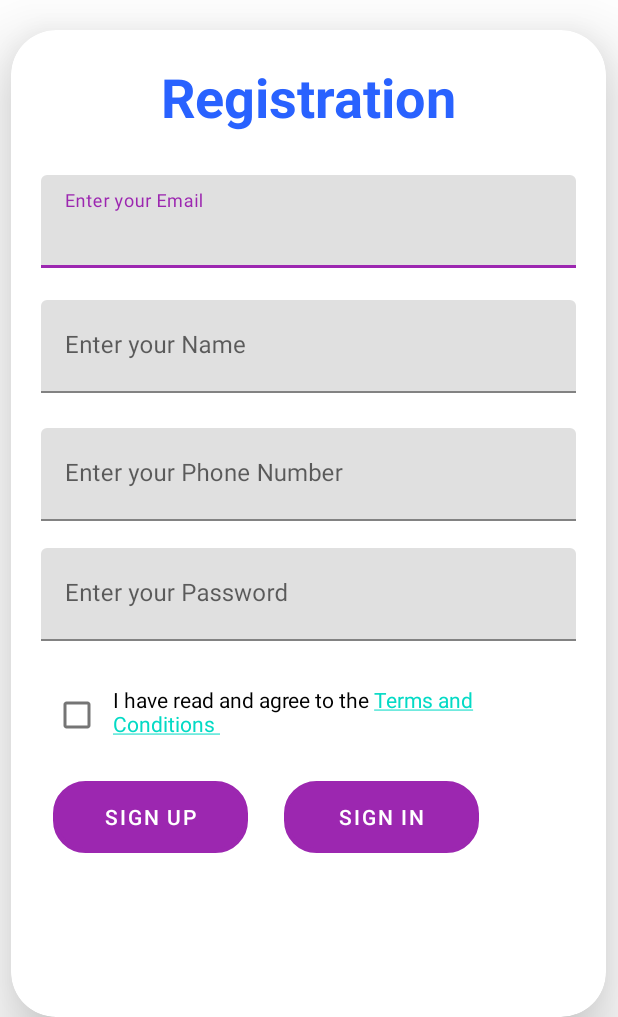
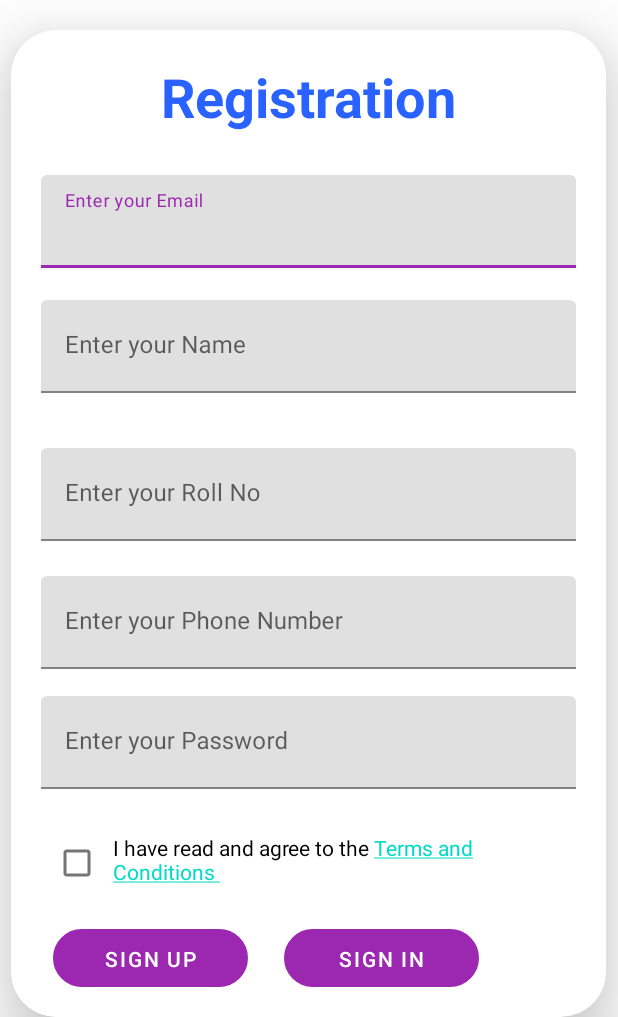
Before and after one commit to DataChef07/Mobile-Computing-Project, an Android app: the RegisterActivity screen opened directly, with no data from a screen before it, after a tap on "SIGN UP", on a phone screen of 412 x 824 dp, the part 219-1236 px from its top. Run offline under Robolectric (Android 15) with nearby library versions, the phone set to English and light mode, and no system bars; our stand-ins replace Firebase (no records; nobody signed in at launch, a user with empty details on screens opened directly); Roboto replaces fonts that are not available here; 1 statement that could not run was skipped.

Commit message:
roll No added to user profile

```diff
--- a/app/src/main/java/com/example/startupconnect/RegisterActivity.java
+++ b/app/src/main/java/com/example/startupconnect/RegisterActivity.java
@@ -32,7 +32,7 @@ import java.util.Objects;
 public class RegisterActivity extends AppCompatActivity {
 
     private Button submit;
-    private EditText email, password, name, phno;
+    private EditText email, password, name, phno, roll;
     private TextView exists, termsAndConditions;
     private RadioGroup confirm;
     private FirebaseAuth auth;
@@ -55,6 +55,7 @@ public class RegisterActivity extends AppCompatActivity {
         password = findViewById(R.id.pass);
         name = findViewById(R.id.name);
         phno = findViewById(R.id.phno);
+        roll = findViewById(R.id.roll);
 
         final CheckBox checkBox = findViewById(R.id.checkbox);
         checkBox.setText("");
@@ -94,6 +95,7 @@ public class RegisterActivity extends AppCompatActivity {
                 final String Password = password.getText().toString();
                 final String Name = name.getText().toString();
                 final String Phno = phno.getText().toString();
+                final String rollNo = roll.getText().toString();
                 boolean Checkbox = checkBox.isChecked();
                 boolean intrested = false;
                 boolean matched = false;
@@ -104,7 +106,7 @@ public class RegisterActivity extends AppCompatActivity {
                 String timer ="";
 
 
-                if(dataCheck(Email, Password, Name, Phno, Checkbox)){
+                if(dataCheck(Email, Password, Name, Phno, Checkbox, rollNo)){
                     auth.createUserWithEmailAndPassword(Email, Password).addOnCompleteListener(RegisterActivity.this, new OnCompleteListener<AuthResult>() {
                         @Override
                         public void onComplete(@NonNull Task<AuthResult> task) {
@@ -131,6 +133,7 @@ public class RegisterActivity extends AppCompatActivity {
                                             userDetails.put("equipment", equipment);
                                             userDetails.put("sport", sport);
                                             userDetails.put("timer", timer);
+                                            userDetails.put("roll", rollNo);
 
                                             curruser.updateChildren(userDetails);
                                             email.setText("");
@@ -155,9 +158,9 @@ public class RegisterActivity extends AppCompatActivity {
 
     }
 
-    private boolean dataCheck(String email, String password, String name, String phno, boolean checkbox) {
+    private boolean dataCheck(String email, String password, String name, String phno, boolean checkbox, String roll) {
 
-        if (email.equals("") || name.equals("") || password.equals("") || phno.equals("")) {
+        if (email.equals("") || name.equals("") || password.equals("") || phno.equals("") || roll.equals("")) {
             Toast.makeText(this, "Please enter all the details", Toast.LENGTH_SHORT).show();
             return false;
         }
--- a/app/src/main/java/com/example/startupconnect/UserProfileActivity.java
+++ b/app/src/main/java/com/example/startupconnect/UserProfileActivity.java
@@ -16,12 +16,12 @@ import com.google.firebase.database.FirebaseDatabase;
 import com.google.firebase.database.ValueEventListener;
 
 public class UserProfileActivity extends AppCompatActivity {
-    TextView userName, fullName, email, rating, phone;
+    TextView userName, fullName, email, rating, phone, roll;
 
     private FirebaseAuth auth;
     DatabaseReference mDatabase;
 
-    String CurrUser, currUserName, currUserEmail, currUserPhone;
+    String CurrUser, currUserName, currUserEmail, currUserPhone, currUserRoll;
 
     @Override
     protected void onCreate(Bundle savedInstanceState) {
@@ -33,6 +33,7 @@ public class UserProfileActivity extends AppCompatActivity {
         email = findViewById(R.id.user_email);
         rating = findViewById(R.id.rating);
         phone = findViewById(R.id.phone);
+        roll = findViewById(R.id.roll_no);
 
         auth = FirebaseAuth.getInstance();
         CurrUser = auth.getCurrentUser().getUid();
@@ -49,6 +50,8 @@ public class UserProfileActivity extends AppCompatActivity {
                 fullName.setText(currUserName);
                 currUserPhone = snapshot.child("Phno").getValue(String.class);
                 phone.setText(currUserPhone);
+                currUserRoll = snapshot.child("roll").getValue(String.class);
+                roll.setText(currUserRoll);
 //                Toast.makeText(UserProfileActivity.this, currUserPhone, Toast.LENGTH_SHORT).show();
                 currUserEmail = auth.getCurrentUser().getEmail();
                 email.setText(currUserEmail);
--- a/app/src/main/res/layout/activity_register.xml
+++ b/app/src/main/res/layout/activity_register.xml
@@ -92,6 +92,24 @@
                             android:layout_gravity="center_horizontal"
                             android:hint="Enter your Name"
                             android:inputType="textPersonName"
+                            android:padding="20dp" />
+                    </com.google.android.material.textfield.TextInputLayout>
+
+                    <com.google.android.material.textfield.TextInputLayout
+                        android:layout_width="match_parent"
+                        android:layout_height="70dp"
+                        android:layout_gravity="center_horizontal"
+                        android:layout_marginTop="13dp"
+                        android:layout_marginBottom="15dp"
+                        android:gravity="bottom">
+
+                        <com.google.android.material.textfield.TextInputEditText
+                            android:id="@+id/roll"
+                            android:layout_width="match_parent"
+                            android:layout_height="wrap_content"
+                            android:layout_gravity="center_horizontal"
+                            android:hint="Enter your Roll No"
+                            android:inputType="text"
                             android:padding="20dp" />
                     </com.google.android.material.textfield.TextInputLayout>
 
```
